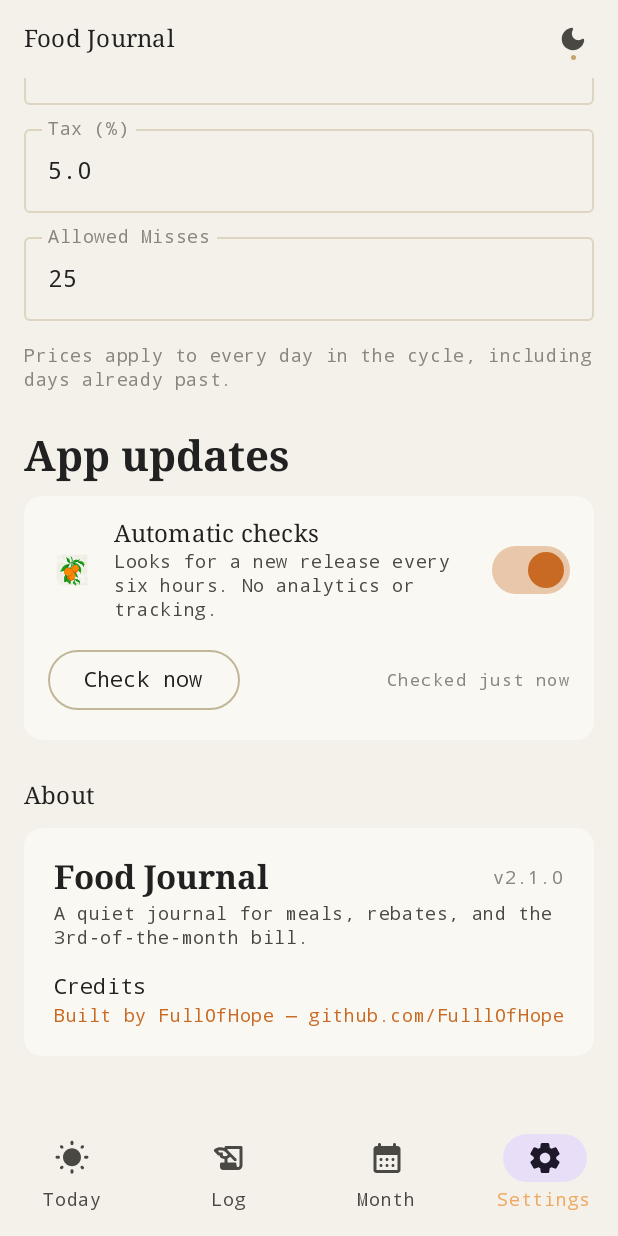
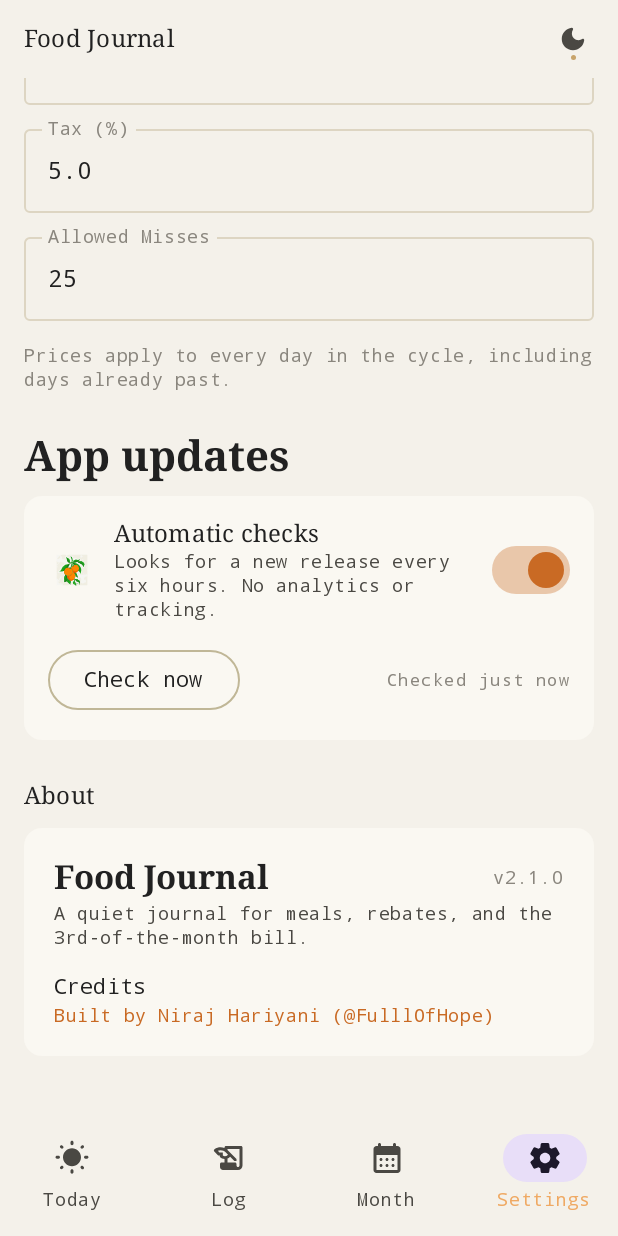
Before and after one commit to FulllOfHope/food-journal-mobile, an Android app built with Jetpack Compose: the screen it shows after launch (MainActivity), item 4 of the bottom bar chosen, scrolled down 1216 dp, on a phone screen of 412 x 824 dp. Run offline under Robolectric (Android 15) with nearby library versions, the phone set to English and light mode, and no system bars; our stand-ins replace Room's generated code; libraries missing offline, so code that uses them is left out: androidx.glance, androidx.glance.appwidget; 1 statement that could not run was skipped.

Commit message:
Polish dark mode to mirror light layout
- Remove the dark-only double hairlines below the Food Journal masthead and under section headings (Insights & Analytics, App updates, About, Day Rules).
- Switch the night palette from pure black to neutral greyish black (#121212 canvas, #1E1E1E surfaces) with warm off-white text and the existing orange accents; update widget palette and tests.
- Update About credits to 'Built by Niraj Hariyani (@FulllOfHope)', still linking to the GitHub profile.

```diff
--- a/app/src/main/java/com/messledger/app/ui/screens/SettingsScreen.kt
+++ b/app/src/main/java/com/messledger/app/ui/screens/SettingsScreen.kt
@@ -45,8 +45,6 @@ import androidx.compose.runtime.rememberCoroutineScope
 import androidx.compose.runtime.setValue
 import androidx.compose.ui.Alignment
 import androidx.compose.ui.Modifier
-import androidx.compose.ui.draw.drawBehind
-import androidx.compose.ui.geometry.Offset
 import androidx.compose.ui.geometry.Size
 import androidx.compose.ui.graphics.Color
 import androidx.compose.ui.platform.LocalContext
@@ -548,41 +546,17 @@ private fun BillingSection(
     }
 }
 
-/** Serif heading with a double hairline rule on the night ledger. */
+/** Serif heading — identical in both themes; only colours differ at night. */
 @Composable
 private fun LedgerHeading(text: String, style: TextStyle) {
     val colors = LocalMessColors.current
-    val isDark = LocalIsNight.current
 
-    Column(modifier = Modifier.fillMaxWidth()) {
-        Text(
-            text = text,
-            style = style,
-            color = colors.textPrimary
-        )
-        if (isDark) {
-            Spacer(modifier = Modifier.height(6.dp))
-            Box(
-                modifier = Modifier
-                    .fillMaxWidth()
-                    .height(3.dp)
-                    .drawBehind {
-                        drawLine(
-                            color = colors.ruleDark,
-                            start = Offset(0f, 0f),
-                            end = Offset(size.width, 0f),
-                            strokeWidth = 1.dp.toPx()
-                        )
-                        drawLine(
-                            color = colors.rule.copy(alpha = 0.7f),
-                            start = Offset(0f, 2.dp.toPx()),
-                            end = Offset(size.width, 2.dp.toPx()),
-                            strokeWidth = 1.dp.toPx()
-                        )
-                    }
-            )
-        }
-    }
+    Text(
+        text = text,
+        style = style,
+        color = colors.textPrimary,
+        modifier = Modifier.fillMaxWidth()
+    )
 }
 
 /**
@@ -645,7 +619,7 @@ private fun AboutSection() {
                 )
                 Spacer(modifier = Modifier.height(4.dp))
                 Text(
-                    text = "Built by FullOfHope — github.com/FulllOfHope",
+                    text = "Built by Niraj Hariyani (@FulllOfHope)",
                     style = MaterialTheme.typography.bodySmall,
                     color = colors.tangerine,
                     modifier = Modifier.clickable {
--- a/app/src/main/java/com/messledger/app/ui/theme/Color.kt
+++ b/app/src/main/java/com/messledger/app/ui/theme/Color.kt
@@ -5,11 +5,11 @@ import androidx.compose.ui.graphics.Color
 /**
  * The v1.5.1 palette — "Sunlit Scrapbook" by day, "The Night Ledger" by night.
  *
- * Light is warm analog paper with serif ink and pencil rules. Dark is a
- * near-black canvas with orange accents instead of the old beige-brown ink.
- * The canonical role names introduced for the v2 feature work are retained so
- * the date picker, range picker, update sheet and day-rules dialog keep
- * compiling.
+ * Light is warm analog paper with serif ink and pencil rules. Dark mirrors the
+ * same layout on a neutral greyish-black canvas with orange accents, rather
+ * than a pure black or a beige-brown ink. The canonical role names introduced
+ * for the v2 feature work are retained so the date picker, range picker,
+ * update sheet and day-rules dialog keep compiling.
  */
 
 // ── LIGHT — Sunlit Scrapbook ───────────────────────────────────────────────
@@ -28,15 +28,15 @@ val WarningLight = Color(0xFFB3402E)
 val SuccessLight = Color(0xFF5A7A2A)
 val BarkLight = Color(0xFF6B4A2F)
 
-// ── NIGHT — near-black with orange ink ─────────────────────────────────────
-val PageDark = Color(0xFF000000)
-val SurfaceDark = Color(0xFF0E0B09)
-val ElevatedDark = Color(0xFF18120E)
-val BorderDark = Color(0xFF2B221C)
-val BorderStrongDark = Color(0xFF423228)
-val TextPrimaryDark = Color(0xFFF7F1E8)
-val TextSecondaryDark = Color(0xFFD8CFC4)
-val TextTertiaryDark = Color(0xFF9C9185)
+// ── NIGHT — neutral greyish black with orange ink ──────────────────────────
+val PageDark = Color(0xFF121212)
+val SurfaceDark = Color(0xFF1E1E1E)
+val ElevatedDark = Color(0xFF262626)
+val BorderDark = Color(0xFF333333)
+val BorderStrongDark = Color(0xFF4A4A4A)
+val TextPrimaryDark = Color(0xFFF5F3EF)
+val TextSecondaryDark = Color(0xFFCCC7BF)
+val TextTertiaryDark = Color(0xFF9E9890)
 val TangerineDark = Color(0xFFFF8A3D)
 val LeafDark = Color(0xFFA8C080)
 val BrassDark = Color(0xFFEFA963)
@@ -44,10 +44,10 @@ val WarningDark = Color(0xFFFF7043)
 val SuccessDark = Color(0xFF93B56D)
 val BarkDark = Color(0xFF8A6A50)
 
-// Strict AMOLED is the default night canvas again; this opt-in is retained for
-// callers that still pass `amoled = true`.
-val PageAmoled = Color(0xFF000000)
-val SurfaceAmoled = Color(0xFF070504)
+// A slightly deeper grey for callers that still opt into the strict AMOLED
+// surfaces; even this is greyish black, never a pure 0xFF000000.
+val PageAmoled = Color(0xFF0D0D0D)
+val SurfaceAmoled = Color(0xFF161616)
 
 val OnTangerineLight = Color(0xFFFFFDF7)
 val OnTangerineDark = Color(0xFF000000)
```
Also changed, not shown: app/src/main/java/com/messledger/app/ui/MainScreen.kt (+0 -18 lines), app/src/main/java/com/messledger/app/widget/MessGlanceWidget.kt (+5 -5 lines), 1 other file.
